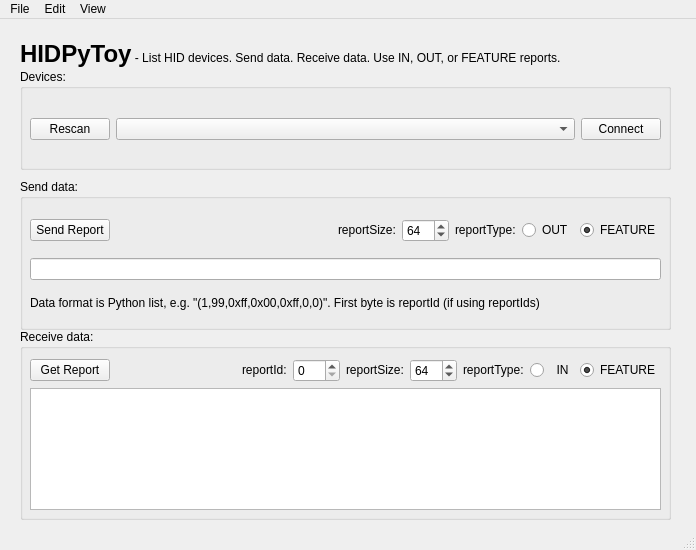
The window that src/main/python/HIDToyWindow.ui (todbot/hidpytoy) describes before a commit, drawn with Qt 5.
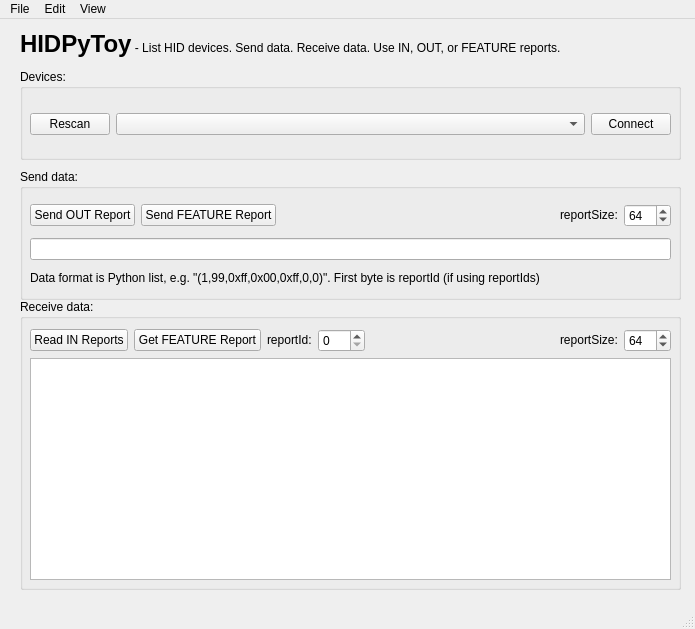
The same window after the commit.

Commit message: reading reports works, layout redesign

```diff
--- a/src/main/python/HIDToyWindow.ui
+++ b/src/main/python/HIDToyWindow.ui
@@ -6,8 +6,8 @@
    <rect>
     <x>0</x>
     <y>0</y>
-    <width>696</width>
-    <height>550</height>
+    <width>695</width>
+    <height>629</height>
    </rect>
   </property>
   <property name="windowTitle">
@@ -18,9 +18,9 @@
     <property name="geometry">
      <rect>
       <x>20</x>
-      <y>310</y>
-      <width>651</width>
-      <height>191</height>
+      <y>280</y>
+      <width>661</width>
+      <height>291</height>
      </rect>
     </property>
     <property name="title">
@@ -31,8 +31,8 @@
       <rect>
        <x>10</x>
        <y>30</y>
-       <width>631</width>
-       <height>151</height>
+       <width>641</width>
+       <height>251</height>
       </rect>
      </property>
      <layout class="QVBoxLayout" name="verticalLayout_4">
@@ -47,22 +47,22 @@
            </sizepolicy>
           </property>
           <property name="text">
-           <string>Get Report</string>
+           <string>Read IN Reports</string>
           </property>
          </widget>
         </item>
         <item>
-         <spacer name="horizontalSpacer">
-          <property name="orientation">
-           <enum>Qt::Horizontal</enum>
+         <widget class="QPushButton" name="buttonGetFeatureReport">
+          <property name="sizePolicy">
+           <sizepolicy hsizetype="Fixed" vsizetype="Fixed">
+            <horstretch>0</horstretch>
+            <verstretch>0</verstretch>
+           </sizepolicy>
           </property>
-          <property name="sizeHint" stdset="0">
-           <size>
-            <width>40</width>
-            <height>20</height>
-           </size>
+          <property name="text">
+           <string>Get FEATURE Report</string>
           </property>
-         </spacer>
+         </widget>
         </item>
         <item>
          <widget class="QLabel" name="label_10">
@@ -96,6 +96,32 @@
           </property>
          </widget>
         </item>
+        <item>
+         <spacer name="horizontalSpacer_4">
+          <property name="orientation">
+           <enum>Qt::Horizontal</enum>
+          </property>
+          <property name="sizeHint" stdset="0">
+           <size>
+            <width>40</width>
+            <height>20</height>
+           </size>
+          </property>
+         </spacer>
+        </item>
+        <item>
+         <spacer name="horizontalSpacer">
+          <property name="orientation">
+           <enum>Qt::Horizontal</enum>
+          </property>
+          <property name="sizeHint" stdset="0">
+           <size>
+            <width>40</width>
+            <height>20</height>
+           </size>
+          </property>
+         </spacer>
+        </item>
         <item>
          <widget class="QLabel" name="label_7">
           <property name="sizePolicy">
@@ -131,51 +157,6 @@
           </property>
          </widget>
         </item>
-        <item>
-         <widget class="QLabel" name="label_9">
-          <property name="sizePolicy">
-           <sizepolicy hsizetype="Fixed" vsizetype="Fixed">
-            <horstretch>0</horstretch>
-            <verstretch>0</verstretch>
-           </sizepolicy>
-          </property>
-          <property name="text">
-           <string>reportType:</string>
-          </property>
-          <property name="alignment">
-           <set>Qt::AlignLeading|Qt::AlignLeft|Qt::AlignVCenter</set>
-          </property>
-         </widget>
-        </item>
-        <item>
-         <widget class="QRadioButton" name="buttonInTypeIn">
-          <property name="sizePolicy">
-           <sizepolicy hsizetype="Fixed" vsizetype="Fixed">
-            <horstretch>0</horstretch>
-            <verstretch>0</verstretch>
-           </sizepolicy>
-          </property>
-          <property name="text">
-           <string>  IN</string>
-          </property>
-         </widget>
-        </item>
-        <item>
-         <widget class="QRadioButton" name="buttonInTypeFeature">
-          <property name="sizePolicy">
-           <sizepolicy hsizetype="Fixed" vsizetype="Fixed">
-            <horstretch>0</horstretch>
-            <verstretch>0</verstretch>
-           </sizepolicy>
-          </property>
-          <property name="text">
-           <string>FEATURE</string>
-          </property>
-          <property name="checked">
-           <bool>true</bool>
-          </property>
-         </widget>
-        </item>
        </layout>
       </item>
       <item>
@@ -188,9 +169,9 @@
     <property name="geometry">
      <rect>
       <x>20</x>
-      <y>160</y>
-      <width>651</width>
-      <height>151</height>
+      <y>150</y>
+      <width>661</width>
+      <height>131</height>
      </rect>
     </property>
     <property name="title">
@@ -201,8 +182,8 @@
       <rect>
        <x>10</x>
        <y>30</y>
-       <width>631</width>
-       <height>111</height>
+       <width>641</width>
+       <height>91</height>
       </rect>
      </property>
      <layout class="QVBoxLayout" name="verticalLayout_3">
@@ -214,7 +195,14 @@
            <bool>true</bool>
           </property>
           <property name="text">
-           <string>Send Report</string>
+           <string>Send OUT Report</string>
+          </property>
+         </widget>
+        </item>
+        <item>
+         <widget class="QPushButton" name="buttonSendFeatureReport">
+          <property name="text">
+           <string>Send FEATURE Report</string>
           </property>
          </widget>
         </item>
@@ -266,51 +254,6 @@
           </property>
          </widget>
         </item>
-        <item>
-         <widget class="QLabel" name="label_4">
-          <property name="sizePolicy">
-           <sizepolicy hsizetype="Fixed" vsizetype="Fixed">
-            <horstretch>0</horstretch>
-            <verstretch>0</verstretch>
-           </sizepolicy>
-          </property>
-          <property name="text">
-           <string>reportType:</string>
-          </property>
-          <property name="alignment">
-           <set>Qt::AlignLeading|Qt::AlignLeft|Qt::AlignVCenter</set>
-          </property>
-         </widget>
-        </item>
-        <item>
-         <widget class="QRadioButton" name="buttonOutTypeOut">
-          <property name="sizePolicy">
-           <sizepolicy hsizetype="Fixed" vsizetype="Fixed">
-            <horstretch>0</horstretch>
-            <verstretch>0</verstretch>
-           </sizepolicy>
-          </property>
-          <property name="text">
-           <string>OUT</string>
-          </property>
-         </widget>
-        </item>
-        <item>
-         <widget class="QRadioButton" name="buttonOutTypeFeature">
-          <property name="sizePolicy">
-           <sizepolicy hsizetype="Fixed" vsizetype="Fixed">
-            <horstretch>0</horstretch>
-            <verstretch>0</verstretch>
-           </sizepolicy>
-          </property>
-          <property name="text">
-           <string>FEATURE</string>
-          </property>
-          <property name="checked">
-           <bool>true</bool>
-          </property>
-         </widget>
-        </item>
        </layout>
       </item>
       <item>
@@ -351,8 +294,8 @@
      <rect>
       <x>20</x>
       <y>50</y>
-      <width>651</width>
-      <height>101</height>
+      <width>661</width>
+      <height>91</height>
      </rect>
     </property>
     <property name="title">
@@ -363,8 +306,8 @@
       <rect>
        <x>10</x>
        <y>30</y>
-       <width>631</width>
-       <height>60</height>
+       <width>641</width>
+       <height>51</height>
       </rect>
      </property>
      <layout class="QVBoxLayout" name="verticalLayout">
@@ -408,7 +351,7 @@
     <property name="geometry">
      <rect>
       <x>20</x>
-      <y>20</y>
+      <y>10</y>
       <width>651</width>
       <height>31</height>
      </rect>
@@ -429,7 +372,7 @@
     <rect>
      <x>0</x>
      <y>0</y>
-     <width>696</width>
+     <width>695</width>
      <height>22</height>
     </rect>
    </property>
```
Left out of the diff: 7 changed lines with no effect on the pictures. The commit also changes 3 other files.
